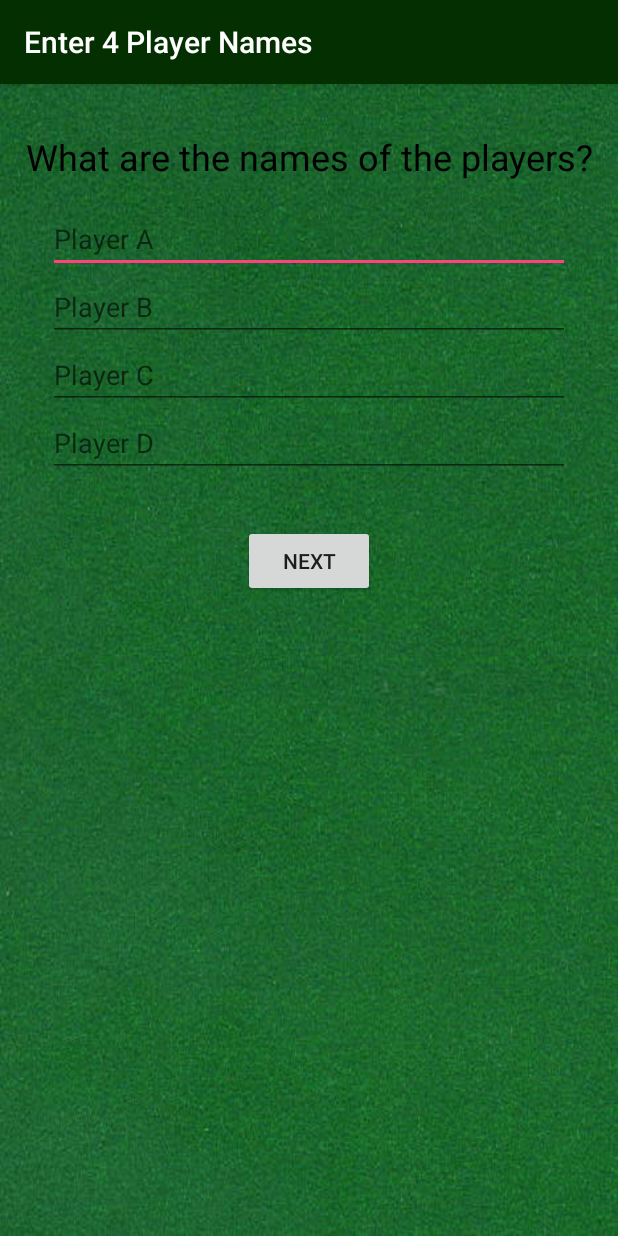
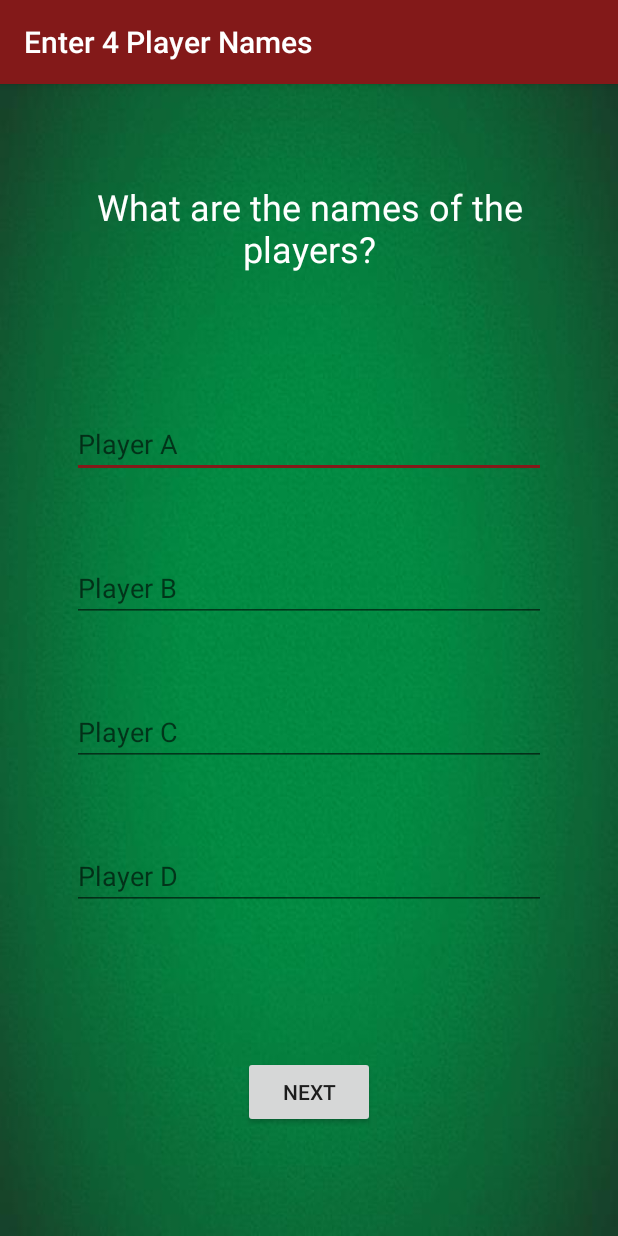
Before and after one commit to coding-catie/Rummy-500-Scorepad, an Android app: the Enter4PlayersNames screen opened directly, with no data from a screen before it, on a phone screen of 412 x 824 dp. Run offline under Robolectric (Android 15) with nearby library versions, the phone set to English and light mode, and no system bars.

Commit message:
UI changes to main screen and enter players' names' screens

```diff
--- a/app/src/main/res/layout/activity_enter4_players_names.xml
+++ b/app/src/main/res/layout/activity_enter4_players_names.xml
@@ -1,69 +1,97 @@
-<RelativeLayout xmlns:android="http://schemas.android.com/apk/res/android"
+<LinearLayout xmlns:android="http://schemas.android.com/apk/res/android"
     xmlns:tools="http://schemas.android.com/tools"
     android:layout_width="match_parent"
     android:layout_height="match_parent"
+    android:orientation="vertical"
+    android:background="@drawable/greenbackground"
     tools:context=".Enter4PlayersNames">
 
-    <ImageView
+    <LinearLayout
         android:layout_width="match_parent"
-        android:layout_height="match_parent"
-        android:src="@drawable/greenfelt"
-        android:scaleType="fitXY" />
-
-    <LinearLayout
-        android:orientation="vertical"
-        android:layout_width="match_parent"
-        android:layout_height="match_parent">
-
+        android:layout_height="0dp"
+        android:layout_weight="2"
+        android:orientation="horizontal"
+        android:gravity="center">
         <TextView
             android:layout_width="match_parent"
             android:layout_height="wrap_content"
             android:text="@string/prompt_player_names"
             android:gravity="center_horizontal"
-            android:textColor="@color/black"
+            android:textColor="@color/white"
             android:textSize="24sp"
-            android:layout_marginTop="32dp"
-            android:layout_marginLeft="16dp"
-            android:layout_marginRight="16dp"
-            android:layout_marginBottom="16dp"/>
+            android:layout_marginLeft="24dp"
+            android:layout_marginRight="24dp" />
+    </LinearLayout>
+    <LinearLayout
+        android:layout_width="match_parent"
+        android:layout_height="0dp"
+        android:layout_weight="1"
+        android:orientation="horizontal"
+        android:gravity="center">
         <EditText
             android:id="@+id/player_a_name"
             android:inputType="textCapWords"
             android:layout_width="match_parent"
             android:layout_height="wrap_content"
             android:hint="@string/player_A"
-            android:layout_marginLeft="32dp"
-            android:layout_marginRight="32dp" />
+            android:layout_marginLeft="48dp"
+            android:layout_marginRight="48dp" />
+    </LinearLayout>
+    <LinearLayout
+        android:layout_width="match_parent"
+        android:layout_height="0dp"
+        android:layout_weight="1"
+        android:orientation="horizontal"
+        android:gravity="center">
         <EditText
             android:id="@+id/player_b_name"
             android:inputType="textCapWords"
             android:layout_width="match_parent"
             android:layout_height="wrap_content"
             android:hint="@string/player_B"
-            android:layout_marginLeft="32dp"
-            android:layout_marginRight="32dp"/>
+            android:layout_marginLeft="48dp"
+            android:layout_marginRight="48dp"/>
+    </LinearLayout>
+    <LinearLayout
+        android:layout_width="match_parent"
+        android:layout_height="0dp"
+        android:layout_weight="1"
+        android:orientation="horizontal"
+        android:gravity="center">
         <EditText
             android:id="@+id/player_c_name"
             android:inputType="textCapWords"
             android:layout_width="match_parent"
             android:layout_height="wrap_content"
             android:hint="@string/player_C"
-            android:layout_marginLeft="32dp"
-            android:layout_marginRight="32dp"/>
+            android:layout_marginLeft="48dp"
+            android:layout_marginRight="48dp"/>
+    </LinearLayout>
+    <LinearLayout
+        android:layout_width="match_parent"
+        android:layout_height="0dp"
+        android:layout_weight="1"
+        android:orientation="horizontal"
+        android:gravity="center">
         <EditText
             android:id="@+id/player_d_name"
             android:inputType="textCapWords"
             android:layout_width="match_parent"
             android:layout_height="wrap_content"
             android:hint="@string/player_D"
-            android:layout_marginLeft="32dp"
-            android:layout_marginRight="32dp"/>
+            android:layout_marginLeft="48dp"
+            android:layout_marginRight="48dp"/>
+    </LinearLayout>
+    <LinearLayout
+        android:layout_width="match_parent"
+        android:layout_height="0dp"
+        android:layout_weight="2"
+        android:orientation="horizontal"
+        android:gravity="center">
         <Button
             android:id="@+id/next_button_game_4"
             android:layout_width="wrap_content"
             android:layout_height="wrap_content"
-            android:text="@string/next"
-            android:layout_gravity="center_horizontal"
-            android:layout_marginTop="32dp"/>
+            android:text="@string/next" />
     </LinearLayout>
-</RelativeLayout>
+</LinearLayout>
--- a/app/src/main/res/layout/activity_game2_players.xml
+++ b/app/src/main/res/layout/activity_game2_players.xml
@@ -6,7 +6,7 @@
     <RelativeLayout
         android:layout_width="match_parent"
         android:layout_height="wrap_content"
-        android:background="@drawable/greenfelt" >
+        android:background="@drawable/greenbackground" >
 
         <LinearLayout
             android:layout_width="match_parent"
--- a/app/src/main/res/layout/activity_game3_players.xml
+++ b/app/src/main/res/layout/activity_game3_players.xml
@@ -6,7 +6,7 @@
     <RelativeLayout
         android:layout_width="match_parent"
         android:layout_height="wrap_content"
-        android:background="@drawable/greenfelt">
+        android:background="@drawable/greenbackground">
 
         <LinearLayout
             android:layout_width="match_parent"
--- a/app/src/main/res/layout/activity_game4_players.xml
+++ b/app/src/main/res/layout/activity_game4_players.xml
@@ -6,7 +6,7 @@
     <RelativeLayout
         android:layout_width="match_parent"
         android:layout_height="wrap_content"
-        android:background="@drawable/greenfelt">
+        android:background="@drawable/greenbackground">
 
         <LinearLayout
             android:layout_width="match_parent"
--- a/app/src/main/res/values/colors.xml
+++ b/app/src/main/res/values/colors.xml
@@ -1,8 +1,9 @@
 <?xml version="1.0" encoding="utf-8"?>
 <resources>
-    <color name="colorPrimary">#043001</color>
+    <color name="colorPrimary">#831919</color>
     <color name="colorPrimaryDark">#303F9F</color>
-    <color name="colorAccent">#FF4081</color>
+    <color name="colorAccent">#831919</color>
+    <!-- Card colors -->
     <color name="white">#FFFFFF</color>
     <color name="black">#000000</color>
     <color name="darkRed">#831919</color>
--- a/app/src/main/res/values/strings.xml
+++ b/app/src/main/res/values/strings.xml
@@ -27,4 +27,7 @@
     <string name="game_two_players">2 Player Game</string>
     <string name="game_three_players">3 Player Game</string>
     <string name="game_four_players">4 Player Game</string>
+
+    <!-- Background image description -->
+    <string name="green_background_description">Green felt background</string>
 </resources>
```
Also changed, not shown: app/src/main/res/layout/activity_enter2_players_names.xml (+38 -23 lines), app/src/main/res/layout/activity_enter3_players_names.xml (+41 -20 lines), app/src/main/res/layout/activity_main.xml (+51 -20 lines), app/src/main/res/drawable-hdpi/cardsuits.jpg (added), app/src/main/res/drawable-hdpi/greenbackground.jpg (added), app/src/main/res/drawable-mdpi/cardsuits.jpg (added), app/src/main/res/drawable-mdpi/greenbackground.jpg (added), app/src/main/res/drawable-xhdpi/cardsuits.jpg (added), app/src/main/res/drawable-xhdpi/greenbackground.jpg (added), app/src/main/res/drawable-xxhdpi/cardsuits.jpg (added), app/src/main/res/drawable-xxhdpi/greenbackground.jpg (added), app/src/main/res/drawable-xxxhdpi/cardsuits.jpg (added), app/src/main/res/drawable-xxxhdpi/greenbackground.jpg (added).
